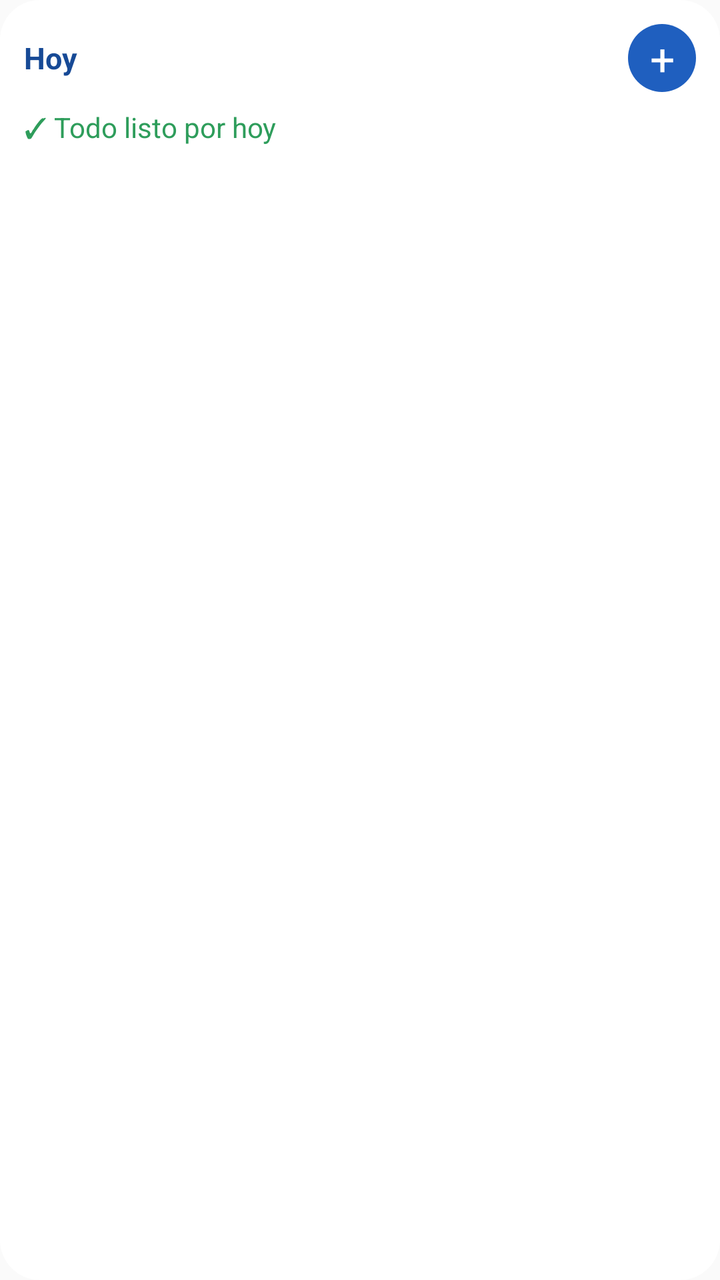
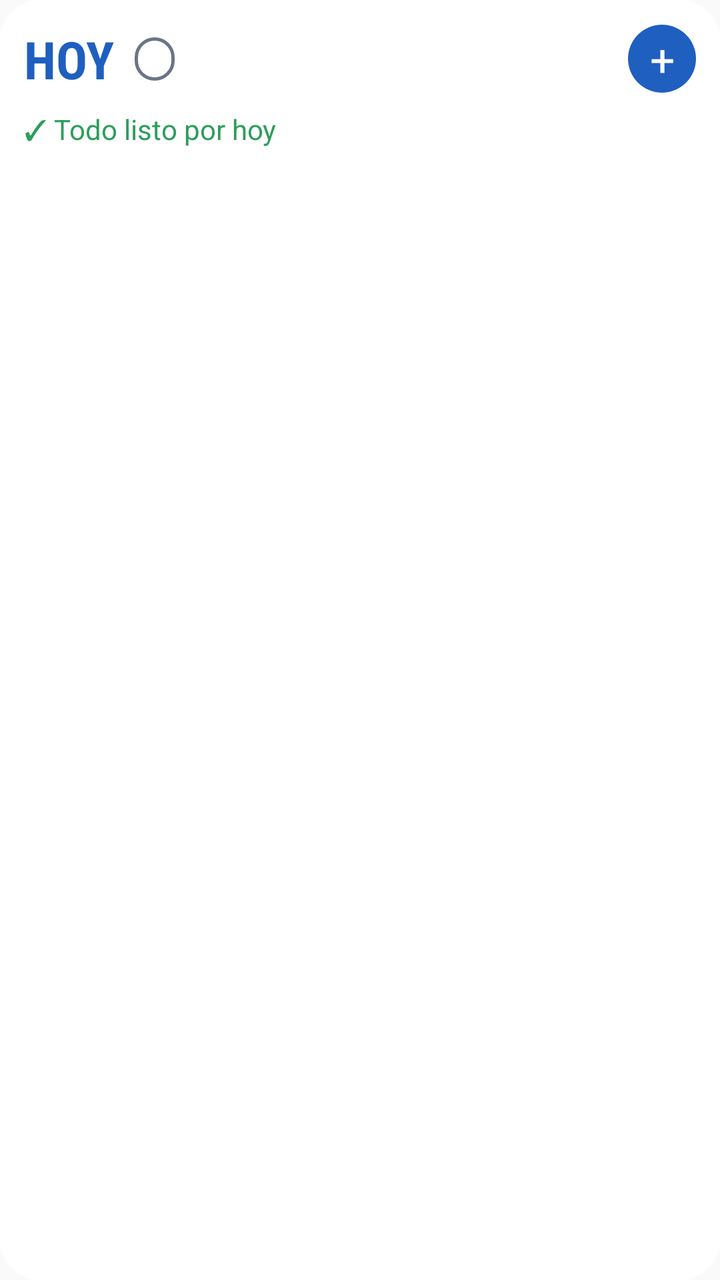

Compare the two renders of this Android layout. The source of the first and the diff that turns it into the second are given below.
<!-- AndroidManifest.xml: application theme AppTheme -->
<!-- res/layout/widget_hoy.xml -->
<?xml version="1.0" encoding="utf-8"?>
<LinearLayout xmlns:android="http://schemas.android.com/apk/res/android"
    android:id="@+id/wRoot"
    android:layout_width="match_parent"
    android:layout_height="match_parent"
    android:orientation="vertical"
    android:background="@drawable/widget_bg"
    android:padding="12dp">

    <LinearLayout
        android:layout_width="match_parent"
        android:layout_height="wrap_content"
        android:gravity="center_vertical"
        android:orientation="horizontal">

        <TextView
            android:id="@+id/wDate"
            android:layout_width="0dp"
            android:layout_height="wrap_content"
            android:layout_weight="1"
            android:text="Hoy"
            android:textColor="@color/widgetTitle"
            android:textSize="15sp"
            android:textStyle="bold"
            android:maxLines="1"
            android:ellipsize="end" />

        <TextView
            android:id="@+id/wCount"
            android:layout_width="wrap_content"
            android:layout_height="wrap_content"
            android:layout_marginEnd="8dp"
            android:textColor="@color/widgetMuted"
            android:textSize="13sp" />

        <TextView
            android:id="@+id/wAdd"
            android:layout_width="34dp"
            android:layout_height="34dp"
            android:background="@drawable/widget_add_bg"
            android:gravity="center"
            android:text="+"
            android:textColor="#FFFFFF"
            android:textSize="22sp"
            android:contentDescription="Nueva tarea" />
    </LinearLayout>

    <TextView android:id="@+id/row1" style="@style/WidgetRow" />
    <TextView android:id="@+id/row2" style="@style/WidgetRow" />
    <TextView android:id="@+id/row3" style="@style/WidgetRow" />
    <TextView android:id="@+id/row4" style="@style/WidgetRow" />
    <TextView android:id="@+id/row5" style="@style/WidgetRow" />
    <TextView android:id="@+id/row6" style="@style/WidgetRow" />

    <TextView
        android:id="@+id/wEmpty"
        android:layout_width="match_parent"
        android:layout_height="wrap_content"
        android:layout_marginTop="8dp"
        android:text="✓ Todo listo por hoy"
        android:textColor="@color/widgetGreen"
        android:textSize="14sp" />
</LinearLayout>
<!-- resources referenced by this layout -->
<resources>
  <color name="widgetGreen">#2E9D5B</color>
  <color name="widgetMuted">#6B7487</color>
  <color name="widgetTitle">#174A96</color>
  <!-- drawable widget_add_bg (drawable) -->
  <?xml version="1.0" encoding="utf-8"?>
  <shape xmlns:android="http://schemas.android.com/apk/res/android" android:shape="oval">
      <solid android:color="@color/widgetBlue" />
  </shape>
  <!-- drawable widget_bg (drawable) -->
  <?xml version="1.0" encoding="utf-8"?>
  <shape xmlns:android="http://schemas.android.com/apk/res/android" android:shape="rectangle">
      <solid android:color="@color/widgetBg" />
      <corners android:radius="20dp" />
  </shape>
  <style name="WidgetRow">
          <item name="android:layout_width">match_parent</item>
          <item name="android:layout_height">wrap_content</item>
          <item name="android:layout_marginTop">6dp</item>
          <item name="android:textColor">@color/widgetText</item>
          <item name="android:textSize">14sp</item>
          <item name="android:maxLines">1</item>
          <item name="android:ellipsize">end</item>
          <item name="android:visibility">gone</item>
      </style>
  <style name="AppTheme" parent="Theme.AppCompat.Light.DarkActionBar">
          
          <item name="colorPrimary">@color/colorPrimary</item>
          <item name="colorPrimaryDark">@color/colorPrimaryDark</item>
          <item name="colorAccent">@color/colorAccent</item>
      </style>
  <color name="widgetBlue">#1F5FBF</color>
  <color name="widgetBg">#FFFFFF</color>
  <color name="widgetText">#1D2433</color>
</resources>

<!-- the commit's change to res/layout/widget_hoy.xml (unified diff, before → after) -->
@@ -15,23 +15,38 @@
 
         <TextView
             android:id="@+id/wDate"
-            android:layout_width="0dp"
+            android:layout_width="wrap_content"
             android:layout_height="wrap_content"
-            android:layout_weight="1"
-            android:text="Hoy"
-            android:textColor="@color/widgetTitle"
-            android:textSize="15sp"
+            android:text="HOY"
+            android:textColor="@color/widgetBlue"
+            android:textSize="26sp"
             android:textStyle="bold"
-            android:maxLines="1"
-            android:ellipsize="end" />
+            android:fontFamily="sans-serif-condensed"
+            android:maxLines="1" />
 
         <TextView
             android:id="@+id/wCount"
             android:layout_width="wrap_content"
             android:layout_height="wrap_content"
-            android:layout_marginEnd="8dp"
+            android:layout_marginStart="10dp"
+            android:background="@drawable/widget_pill"
+            android:paddingStart="10dp"
+            android:paddingEnd="10dp"
+            android:paddingTop="2dp"
+            android:paddingBottom="2dp"
             android:textColor="@color/widgetMuted"
             android:textSize="13sp" />
+
+        <TextView
+            android:id="@+id/wSub"
+            android:layout_width="0dp"
+            android:layout_height="wrap_content"
+            android:layout_weight="1"
+            android:layout_marginStart="8dp"
+            android:textColor="@color/widgetMuted"
+            android:textSize="12sp"
+            android:maxLines="1"
+            android:ellipsize="end" />
 
         <TextView
             android:id="@+id/wAdd"
<!-- resource entries referenced after the edit -->
@@ -2,7 +2,6 @@
 <resources>
   <color name="widgetGreen">#2E9D5B</color>
   <color name="widgetMuted">#6B7487</color>
-  <color name="widgetTitle">#174A96</color>
   <!-- drawable widget_add_bg (drawable) -->
   <?xml version="1.0" encoding="utf-8"?>
   <shape xmlns:android="http://schemas.android.com/apk/res/android" android:shape="oval">
@@ -13,6 +12,12 @@
   <shape xmlns:android="http://schemas.android.com/apk/res/android" android:shape="rectangle">
       <solid android:color="@color/widgetBg" />
       <corners android:radius="20dp" />
+  </shape>
+  <!-- drawable widget_pill (drawable) -->
+  <?xml version="1.0" encoding="utf-8"?>
+  <shape xmlns:android="http://schemas.android.com/apk/res/android" android:shape="rectangle">
+      <stroke android:width="1.5dp" android:color="@color/widgetMuted" />
+      <corners android:radius="12dp" />
   </shape>
   <style name="WidgetRow">
           <item name="android:layout_width">match_parent</item>
